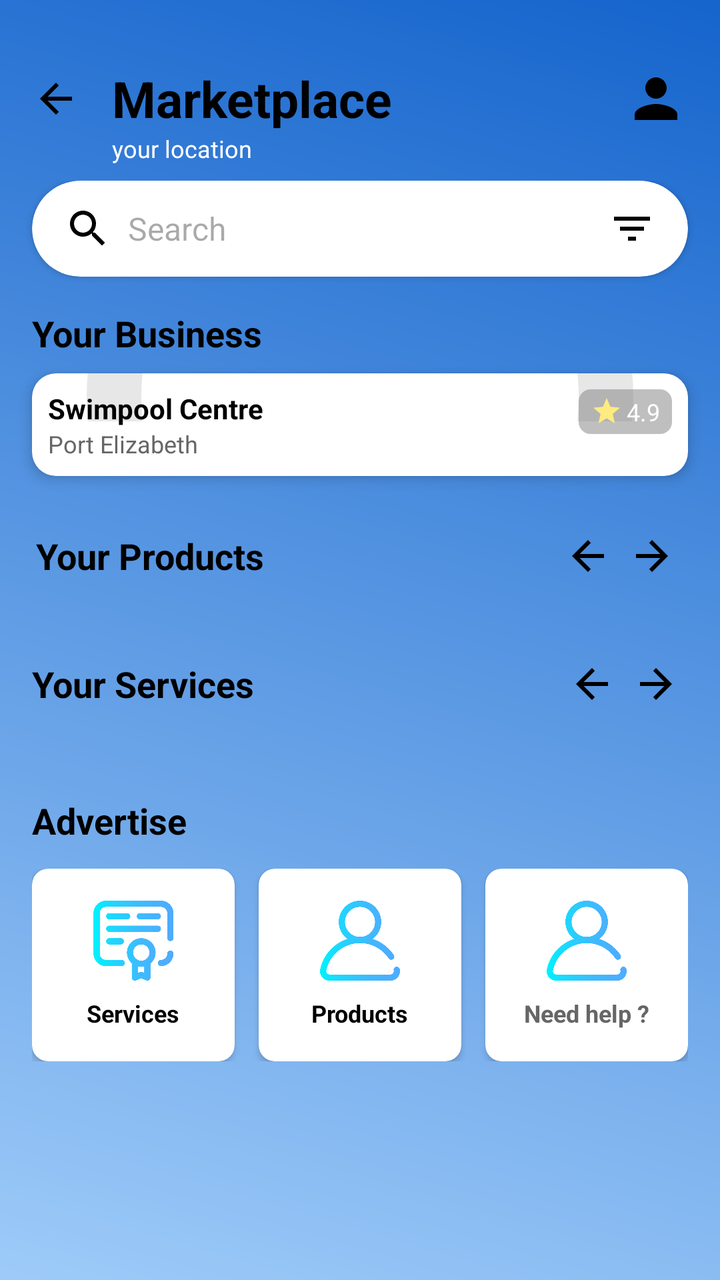
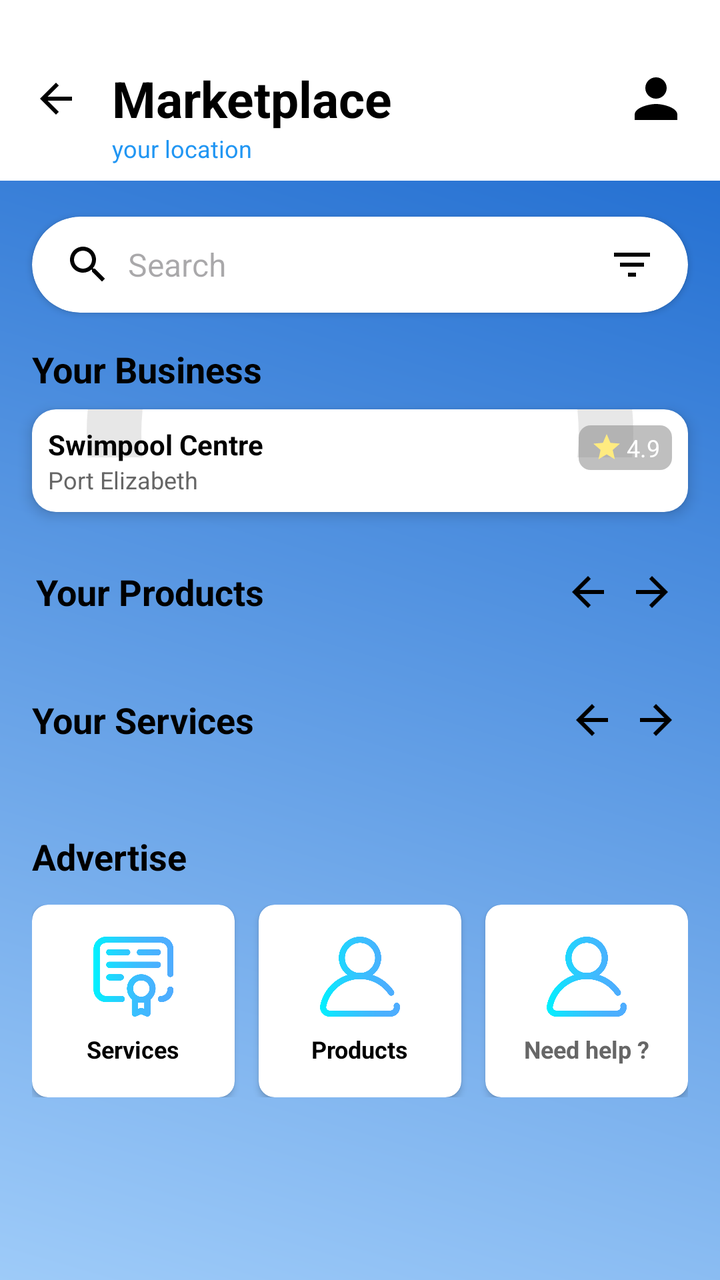

Compare the two renders of this Android layout. The source of the first and the diff that turns it into the second are given below.
<!-- AndroidManifest.xml: application theme Theme.PoolApp -->
<!-- res/layout/sp_marketplace.xml -->
<?xml version="1.0" encoding="utf-8"?>
<androidx.constraintlayout.widget.ConstraintLayout
    xmlns:android="http://schemas.android.com/apk/res/android"
    xmlns:app="http://schemas.android.com/apk/res-auto"
    xmlns:tools="http://schemas.android.com/tools"
    android:layout_width="match_parent"
    android:layout_height="match_parent"
    android:background="@drawable/pbg"
    tools:context=".SP_MarketplaceFragment">

    <androidx.constraintlayout.widget.ConstraintLayout
        android:id="@+id/cl_top_bar"
        android:layout_width="match_parent"
        android:layout_height="wrap_content"
        android:paddingTop="16dp"
        android:paddingBottom="8dp"
        app:layout_constraintTop_toTopOf="parent">

        <ImageButton
            android:id="@+id/btn_back"
            android:layout_width="wrap_content"
            android:layout_height="wrap_content"
            android:padding="16dp"
            android:background="@android:color/transparent"
            android:src="@drawable/ic_arrow_back_white_24dp"
            app:tint="@color/black"
            android:contentDescription="Back"
            app:layout_constraintStart_toStartOf="parent"
            app:layout_constraintTop_toTopOf="parent"
            app:layout_constraintBottom_toBottomOf="parent"/>

        <TextView
            android:id="@+id/tv_marketplace_title"
            android:layout_width="wrap_content"
            android:layout_height="wrap_content"
            android:text="Marketplace"
            android:textColor="@color/black"
            android:textSize="25sp"
            android:textStyle="bold"
            app:layout_constraintStart_toEndOf="@id/btn_back"
            app:layout_constraintTop_toTopOf="parent"
            app:layout_constraintBottom_toBottomOf="parent"/>

        <TextView
            android:id="@+id/tv_user_location"
            android:layout_width="wrap_content"
            android:layout_height="wrap_content"
            android:text="your location"
            android:textColor="@color/colorOnPrimary"
            android:textSize="12sp"
            app:layout_constraintStart_toStartOf="@id/tv_marketplace_title"
            app:layout_constraintTop_toBottomOf="@id/tv_marketplace_title" />

        <ImageView
            android:id="@+id/iv_profile_icon"
            android:layout_width="32dp"
            android:layout_height="32dp"
            android:layout_marginEnd="16dp"
            android:src="@drawable/ic_profile_placeholder"
            android:contentDescription="Profile"
            app:layout_constraintEnd_toEndOf="parent"
            app:layout_constraintTop_toTopOf="parent"
            app:layout_constraintBottom_toBottomOf="parent"/>

    </androidx.constraintlayout.widget.ConstraintLayout>

    <androidx.core.widget.NestedScrollView
        android:layout_width="0dp"
        android:layout_height="0dp"
        app:layout_constraintTop_toBottomOf="@id/cl_top_bar"
        app:layout_constraintBottom_toBottomOf="parent"
        app:layout_constraintStart_toStartOf="parent"
        app:layout_constraintEnd_toEndOf="parent">

        <LinearLayout
            android:layout_width="match_parent"
            android:layout_height="wrap_content"
            android:orientation="vertical"
            android:paddingBottom="80dp">

            <androidx.cardview.widget.CardView
                android:layout_width="match_parent"
                android:layout_height="wrap_content"
                android:layout_marginHorizontal="16dp"
                android:layout_marginBottom="16dp"
                app:cardCornerRadius="24dp"
                app:cardElevation="2dp">

                <LinearLayout
                    android:layout_width="match_parent"
                    android:layout_height="48dp"
                    android:orientation="horizontal"
                    android:gravity="center_vertical"
                    android:paddingHorizontal="16dp">

                    <ImageView
                        android:layout_width="24dp"
                        android:layout_height="24dp"
                        android:src="@drawable/ic_search"
                        android:contentDescription="Search Icon"
                        app:tint="@color/black" />

                    <EditText
                        android:layout_width="0dp"
                        android:layout_height="match_parent"
                        android:layout_weight="1"
                        android:background="@android:color/transparent"
                        android:hint="Search"
                        android:paddingHorizontal="8dp"
                        android:inputType="text"
                        android:maxLines="1"
                        android:textSize="16sp"/>

                    <ImageView
                        android:layout_width="24dp"
                        android:layout_height="24dp"
                        android:src="@drawable/ic_filter"
                        app:tint="@color/black"
                        android:contentDescription="Filter/Sort"/>
                </LinearLayout>
            </androidx.cardview.widget.CardView>

            <TextView
                android:layout_width="wrap_content"
                android:layout_height="wrap_content"
                android:layout_marginStart="16dp"
                android:text="Your Business"
                android:textColor="@color/black"
                android:textSize="18sp"
                android:textStyle="bold"
                android:layout_marginBottom="8dp"/>

            <include
                android:id="@+id/card_your_business"
                layout="@layout/item_business_card"
                android:layout_width="match_parent"
                android:layout_height="wrap_content"
                android:layout_marginHorizontal="16dp"
                android:layout_marginBottom="24dp"/>

            <LinearLayout
                android:layout_width="match_parent"
                android:layout_height="wrap_content"
                android:orientation="vertical">

                <LinearLayout
                    android:layout_width="match_parent"
                    android:layout_height="wrap_content"
                    android:orientation="horizontal"
                    android:gravity="center_vertical"
                    android:paddingHorizontal="18dp"
                    android:layout_marginBottom="8dp">

                    <TextView
                        android:layout_width="0dp"
                        android:layout_height="wrap_content"
                        android:layout_weight="1"
                        android:text="Your Products"
                        android:textColor="@color/black"
                        android:textSize="18sp"
                        android:textStyle="bold" />

                    <ImageButton
                        android:id="@+id/btn_prev_product"
                        android:layout_width="wrap_content"
                        android:layout_height="wrap_content"
                        android:src="@drawable/ic_arrow_back_white_24dp"
                        app:tint="@color/black"
                        android:background="@android:color/transparent"
                        android:contentDescription="Previous Product"
                        android:padding="4dp"/>

                    <ImageButton
                        android:id="@+id/btn_next_product"
                        android:layout_width="wrap_content"
                        android:layout_height="wrap_content"
                        android:src="@drawable/ic_arrow_forward_black_24dp"
                        android:background="@android:color/transparent"
                        android:contentDescription="Next Product"
                        android:padding="4dp"/>
                </LinearLayout>

                <androidx.recyclerview.widget.RecyclerView
                    android:id="@+id/rv_products"
                    android:layout_width="match_parent"
                    android:layout_height="wrap_content"
                    android:orientation="horizontal"
                    android:paddingHorizontal="16dp"
                    android:clipToPadding="false"
                    android:layout_marginBottom="24dp"
                    app:layoutManager="androidx.recyclerview.widget.LinearLayoutManager"
                    tools:listitem="@layout/item_generic_list_card"/>
            </LinearLayout>

            <LinearLayout
                android:layout_width="match_parent"
                android:layout_height="wrap_content"
                android:orientation="vertical">

                <LinearLayout
                    android:layout_width="match_parent"
                    android:layout_height="wrap_content"
                    android:orientation="horizontal"
                    android:gravity="center_vertical"
                    android:paddingHorizontal="16dp"
                    android:layout_marginBottom="8dp">

                    <TextView
                        android:layout_width="0dp"
                        android:layout_height="wrap_content"
                        android:layout_weight="1"
                        android:text="Your Services"
                        android:textColor="@color/black"
                        android:textSize="18sp"
                        android:textStyle="bold" />

                    <ImageButton
                        android:id="@+id/btn_prev_service"
                        android:layout_width="wrap_content"
                        android:layout_height="wrap_content"
                        android:src="@drawable/ic_arrow_back_white_24dp"
                        app:tint="@color/black"
                        android:background="@android:color/transparent"
                        android:contentDescription="Previous Service"
                        android:padding="4dp"/>

                    <ImageButton
                        android:id="@+id/btn_next_service"
                        android:layout_width="wrap_content"
                        android:layout_height="wrap_content"
                        android:src="@drawable/ic_arrow_forward_black_24dp"
                        android:background="@android:color/transparent"
                        android:contentDescription="Next Service"
                        android:padding="4dp"/>
                </LinearLayout>

                <androidx.recyclerview.widget.RecyclerView
                    android:id="@+id/rv_services"
                    android:layout_width="match_parent"
                    android:layout_height="wrap_content"
                    android:orientation="horizontal"
                    android:paddingHorizontal="16dp"
                    android:clipToPadding="false"
                    android:layout_marginBottom="24dp"
                    app:layoutManager="androidx.recyclerview.widget.LinearLayoutManager"
                    tools:listitem="@layout/item_generic_list_card"/>
            </LinearLayout>


            <TextView
                android:layout_width="wrap_content"
                android:layout_height="wrap_content"
                android:layout_marginStart="16dp"
                android:layout_marginTop="8dp"
                android:layout_marginBottom="12dp"
                android:text="Advertise"
                android:textColor="@color/black"
                android:textSize="18sp"
                android:textStyle="bold" />

            <LinearLayout
                android:layout_width="match_parent"
                android:layout_height="wrap_content"
                android:orientation="horizontal"
                android:gravity="center"
                android:paddingHorizontal="16dp"
                android:layout_marginBottom="16dp">

                <androidx.cardview.widget.CardView
                    android:layout_width="0dp"
                    android:layout_height="wrap_content"
                    android:layout_weight="1"
                    android:layout_marginEnd="8dp"
                    app:cardCornerRadius="8dp"
                    app:cardElevation="2dp">

                    <LinearLayout
                        android:layout_width="match_parent"
                        android:layout_height="wrap_content"
                        android:orientation="vertical"
                        android:gravity="center"
                        android:paddingVertical="16dp">

                        <ImageView
                            android:layout_width="40dp"
                            android:layout_height="40dp"
                            android:src="@drawable/certificate"
                            android:contentDescription="Advertise Services"
                          />

                        <TextView
                            android:layout_width="wrap_content"
                            android:layout_height="wrap_content"
                            android:text="Services"
                            android:textColor="@color/black"
                            android:textSize="12sp"
                            android:textStyle="bold"
                            android:layout_marginTop="8dp"/>
                    </LinearLayout>
                </androidx.cardview.widget.CardView>

                <androidx.cardview.widget.CardView
                    android:layout_width="0dp"
                    android:layout_height="wrap_content"
                    android:layout_weight="1"
                    android:layout_marginHorizontal="4dp"
                    app:cardCornerRadius="8dp"
                    app:cardElevation="2dp">

                    <LinearLayout
                        android:layout_width="match_parent"
                        android:layout_height="wrap_content"
                        android:orientation="vertical"
                        android:gravity="center"
                        android:paddingVertical="16dp">

                        <ImageView
                            android:layout_width="40dp"
                            android:layout_height="40dp"
                            android:src="@drawable/profile"
                            android:contentDescription="Advertise Products"
                           />

                        <TextView
                            android:layout_width="wrap_content"
                            android:layout_height="wrap_content"
                            android:text="Products"
                            android:textColor="@color/black"
                            android:textSize="12sp"
                            android:textStyle="bold"
                            android:layout_marginTop="8dp"/>
                    </LinearLayout>
                </androidx.cardview.widget.CardView>

                <androidx.cardview.widget.CardView
                    android:layout_width="0dp"
                    android:layout_height="wrap_content"
                    android:layout_weight="1"
                    android:layout_marginStart="8dp"
                    app:cardCornerRadius="8dp"
                    app:cardElevation="2dp">

                    <LinearLayout
                        android:layout_width="match_parent"
                        android:layout_height="wrap_content"
                        android:orientation="vertical"
                        android:gravity="center"
                        android:paddingVertical="16dp">

                        <ImageView
                            android:layout_width="40dp"
                            android:layout_height="40dp"
                            android:src="@drawable/profile"
                            android:contentDescription="Advertise Help" />

                        <TextView
                            android:layout_width="wrap_content"
                            android:layout_height="wrap_content"
                            android:text="Need help ?"
                            android:textColor="@color/grey_dark"
                            android:textSize="12sp"
                            android:textStyle="bold"
                            android:layout_marginTop="8dp"/>
                    </LinearLayout>
                </androidx.cardview.widget.CardView>
            </LinearLayout>

        </LinearLayout>
    </androidx.core.widget.NestedScrollView>

</androidx.constraintlayout.widget.ConstraintLayout>
<!-- res/layout/item_business_card.xml (included above) -->
<androidx.cardview.widget.CardView
    xmlns:android="http://schemas.android.com/apk/res/android"
    xmlns:app="http://schemas.android.com/apk/res-auto"
    xmlns:tools="http://schemas.android.com/tools"
    android:layout_width="200dp"
    android:layout_height="140dp"
    android:layout_marginEnd="12dp"
    app:cardCornerRadius="12dp"
    app:cardElevation="4dp">

    <androidx.constraintlayout.widget.ConstraintLayout
        android:layout_width="match_parent"
        android:layout_height="match_parent">

        <ImageView
            android:id="@+id/iv_business_image"
            android:layout_width="match_parent"
            android:layout_height="match_parent"
            android:contentDescription="Business Background"
            android:scaleType="centerCrop"
            android:src="@drawable/ic_wavy_background_placeholder"
            tools:layout_editor_absoluteX="16dp"
            tools:layout_editor_absoluteY="16dp" />

        <TextView
            android:id="@+id/tv_business_rating"
            android:layout_width="wrap_content"
            android:layout_height="wrap_content"
            android:background="@drawable/rounded_transparent_bg"
            android:paddingHorizontal="6dp"
            android:paddingVertical="3dp"
            android:textColor="@color/white"
            android:textSize="12sp"
            android:drawablePadding="2dp"
            android:drawableStart="@drawable/ic_star_yellow_16dp"
            android:text="4.9"
            android:gravity="center_vertical"
            app:layout_constraintTop_toTopOf="parent"
            app:layout_constraintEnd_toEndOf="parent"
            android:layout_marginTop="8dp"
            android:layout_marginEnd="8dp"/>

        <LinearLayout
            android:layout_width="match_parent"
            android:layout_height="wrap_content"
            android:orientation="vertical"
            android:padding="8dp"
            android:background="@color/white_transparent_50"
            app:layout_constraintBottom_toBottomOf="parent">

            <TextView
                android:id="@+id/tv_business_name"
                android:layout_width="wrap_content"
                android:layout_height="wrap_content"
                android:text="Swimpool Centre"
                android:textColor="@color/black"
                android:textSize="14sp"
                android:textStyle="bold"
                android:maxLines="1"
                android:ellipsize="end"/>

            <TextView
                android:id="@+id/tv_business_location"
                android:layout_width="wrap_content"
                android:layout_height="wrap_content"
                android:text="Port Elizabeth"
                android:textColor="@color/grey_dark"
                android:textSize="12sp"
                android:maxLines="1"
                android:ellipsize="end"/>
        </LinearLayout>

    </androidx.constraintlayout.widget.ConstraintLayout>

</androidx.cardview.widget.CardView>
<!-- res/layout/item_generic_list_card.xml (included above) -->
<?xml version="1.0" encoding="utf-8"?>
<androidx.cardview.widget.CardView
    xmlns:android="http://schemas.android.com/apk/res/android"
    xmlns:app="http://schemas.android.com/apk/res-auto"
    android:layout_width="120dp"
    android:layout_height="140dp"
    android:layout_marginEnd="12dp"
    android:clickable="true"
    android:focusable="true"
    android:foreground="?attr/selectableItemBackground"
    app:cardCornerRadius="8dp"
    app:cardElevation="2dp">

    <LinearLayout
        android:layout_width="match_parent"
        android:layout_height="match_parent"
        android:orientation="vertical"
        android:gravity="center_horizontal"
        android:padding="8dp">

        <ImageView
            android:id="@+id/iv_item_image"
            android:layout_width="60dp"
            android:layout_height="60dp"
            android:src="@drawable/password"

            android:scaleType="centerCrop"
            android:contentDescription="Item Image"/>

        <TextView
            android:id="@+id/tv_item_title"
            android:layout_width="wrap_content"
            android:layout_height="wrap_content"
            android:layout_marginTop="4dp"
            android:text="Generic Title"
            android:textSize="14sp"
            android:maxLines="1"
            android:ellipsize="end"
            android:textColor="@color/black"
            android:textStyle="bold"/>

        <TextView
            android:id="@+id/tv_item_subtext"
            android:layout_width="wrap_content"
            android:layout_height="wrap_content"
            android:text="R 0.00 / details"
            android:textSize="12sp"
            android:textColor="@color/colorPrimary"/>

    </LinearLayout>
</androidx.cardview.widget.CardView>
<!-- resources referenced by this layout -->
<resources>
  <color name="black">#FF000000</color>
  <color name="colorOnPrimary">#FFFFFF</color>
  <color name="colorPrimary">#096ca7</color>
  <color name="grey_dark">#666666</color>
  <color name="white">#FFFFFFFF</color>
  <color name="white_transparent_50">#80FFFFFF</color>
  <!-- drawable ic_arrow_back_white_24dp (drawable) -->
  <vector xmlns:android="http://schemas.android.com/apk/res/android"
      android:width="24dp"
      android:height="24dp"
      android:viewportWidth="24"
      android:viewportHeight="24"
      android:tint="#FFFFFF"> <path
      android:fillColor="@android:color/white"
      android:pathData="M20,11L7.83,11l5.59,-5.59L12,4L4,12l8,8 1.41,-1.41L7.83,13L20,13z"/>
  </vector>
  <!-- drawable ic_arrow_forward_black_24dp (drawable) -->
  <vector xmlns:android="http://schemas.android.com/apk/res/android"
      android:width="24dp"
      android:height="24dp"
      android:viewportWidth="24"
      android:viewportHeight="24"
      android:tint="#000000"> <path
      android:fillColor="@android:color/black"
      android:pathData="M12,4l-1.41,1.41L16.17,11H4v2h12.17l-5.58,5.59L12,20l8,-8z"/>
  </vector>
  <!-- drawable ic_filter (drawable) -->
  <vector android:height="24dp" android:tint="#808080"
      android:viewportHeight="24" android:viewportWidth="24"
      android:width="24dp" xmlns:android="http://schemas.android.com/apk/res/android">
      <path android:fillColor="@android:color/white" android:pathData="M10,18h4v-2h-4v2zM3,6v2h18V6H3zM6,13h12v-2H6v2z"/>
  </vector>
  <!-- drawable ic_profile_placeholder (drawable) -->
  <vector android:height="24dp" android:tint="#000000"
      android:viewportHeight="24" android:viewportWidth="24"
      android:width="24dp" xmlns:android="http://schemas.android.com/apk/res/android">
      <path android:fillColor="@android:color/white" android:pathData="M12,12c2.21,0 4,-1.79 4,-4s-1.79,-4 -4,-4 -4,1.79 -4,4 1.79,4 4,4zM12,14c-2.67,0 -8,1.34 -8,4v2h16v-2c0,-2.66 -5.33,-4 -8,-4z"/>
  </vector>
  <!-- drawable ic_search (drawable) -->
  <vector android:height="24dp" android:tint="#808080"
      android:viewportHeight="24" android:viewportWidth="24"
      android:width="24dp" xmlns:android="http://schemas.android.com/apk/res/android">
      <path android:fillColor="@android:color/white" android:pathData="M15.5,14h-0.79l-0.28,-0.27C15.41,12.59 16,11.11 16,9.5 16,5.91 13.09,3 9.5,3S3,5.91 3,9.5 5.91,16 9.5,16c1.61,0 3.09,-0.59 4.23,-1.57l0.27,0.28v0.79l5,4.99L20.49,19l-4.99,-5zM9.5,14C7.01,14 5,11.99 5,9.5S7.01,5 9.5,5 14,7.01 14,9.5 11.99,14 9.5,14z"/>
  </vector>
  <!-- drawable ic_star_yellow_16dp (drawable) -->
  <vector xmlns:android="http://schemas.android.com/apk/res/android"
      android:width="16dp"
      android:height="16dp"
      android:viewportWidth="24"
      android:viewportHeight="24">
      <path
          android:fillColor="#FFD700"
          android:pathData="M12,17.27L18.18,21L16.54,13.97L22,9.24L14.81,8.62L12,2L9.19,8.62L2,9.24L7.45,13.97L5.82,21L12,17.27Z"/>
  </vector>
  <!-- drawable rounded_transparent_bg (drawable) -->
  <shape xmlns:android="http://schemas.android.com/apk/res/android"
      android:shape="rectangle">
      <solid android:color="#80000000"/> <corners android:radius="6dp"/>
      <padding
          android:left="4dp"
          android:top="2dp"
          android:right="4dp"
          android:bottom="2dp" />
  </shape>
  <color name="colorPrimaryVariant">#034b75</color>
  <color name="colorSecondary">#0A57FF</color>
  <color name="colorOnSecondary">#FFFFFF</color>
  <color name="colorSurface">#FFFFFF</color>
  <color name="colorOnSurface">#1C1B1F</color>
  <!-- unchanged entries left out for length: 6 -->
</resources>

<!-- the commit's change to res/layout/sp_marketplace.xml (unified diff, before → after) -->
@@ -14,6 +14,8 @@
         android:layout_height="wrap_content"
         android:paddingTop="16dp"
         android:paddingBottom="8dp"
+        android:layout_marginBottom="20dp"
+        android:background="@color/white"
         app:layout_constraintTop_toTopOf="parent">
 
         <ImageButton
@@ -46,7 +48,7 @@
             android:layout_width="wrap_content"
             android:layout_height="wrap_content"
             android:text="your location"
-            android:textColor="@color/colorOnPrimary"
+            android:textColor="@color/blue_icon_bg"
             android:textSize="12sp"
             app:layout_constraintStart_toStartOf="@id/tv_marketplace_title"
             app:layout_constraintTop_toBottomOf="@id/tv_marketplace_title" />
@@ -83,6 +85,7 @@
                 android:layout_height="wrap_content"
                 android:layout_marginHorizontal="16dp"
                 android:layout_marginBottom="16dp"
+                android:layout_marginTop="18dp"
                 app:cardCornerRadius="24dp"
                 app:cardElevation="2dp">
 
<!-- resource entries referenced after the edit -->
@@ -1,6 +1,7 @@
 <!-- resources referenced by this layout -->
 <resources>
   <color name="black">#FF000000</color>
+  <color name="blue_icon_bg">#2196F3</color>
   <color name="colorOnPrimary">#FFFFFF</color>
   <color name="colorPrimary">#096ca7</color>
   <color name="grey_dark">#666666</color>
